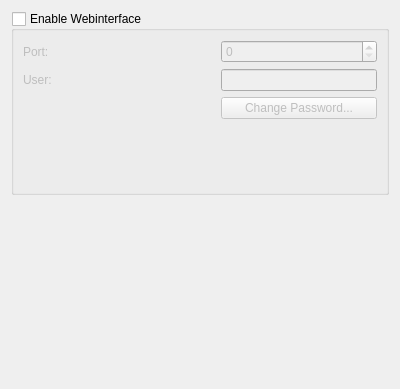
This is conf/dlgwebinterface.ui in KDE/kget as Qt 5 draws it before an edit. The edited form follows.
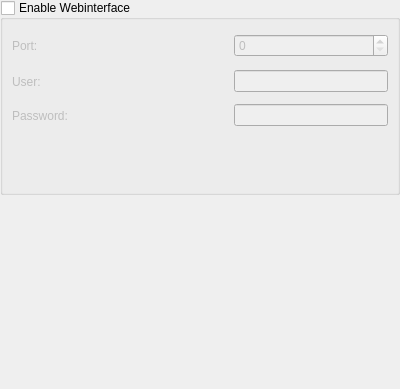
This is the edited form. Custom widgets are drawn as their Qt base class.

Commit message: feature to change password for webinterface

What changed in the file:
```diff
--- a/conf/dlgwebinterface.ui
+++ b/conf/dlgwebinterface.ui
@@ -13,6 +13,21 @@
    <string/>
   </property>
   <layout class="QVBoxLayout" >
+   <property name="spacing" >
+    <number>0</number>
+   </property>
+   <property name="leftMargin" >
+    <number>0</number>
+   </property>
+   <property name="topMargin" >
+    <number>0</number>
+   </property>
+   <property name="rightMargin" >
+    <number>0</number>
+   </property>
+   <property name="bottomMargin" >
+    <number>0</number>
+   </property>
    <item>
     <widget class="QGroupBox" name="kcfg_WebinterfaceEnabled" >
      <property name="title" >
@@ -32,15 +47,15 @@
         </property>
        </widget>
       </item>
-      <item rowspan="2" row="0" column="1" >
+      <item rowspan="3" row="0" column="1" >
        <spacer>
         <property name="orientation" >
          <enum>Qt::Horizontal</enum>
         </property>
         <property name="sizeHint" >
          <size>
-          <width>61</width>
-          <height>51</height>
+          <width>121</width>
+          <height>101</height>
          </size>
         </property>
        </spacer>
@@ -62,34 +77,31 @@
       <item row="1" column="2" >
        <widget class="QLineEdit" name="kcfg_WebinterfaceUser" />
       </item>
-      <item row="2" column="0" colspan="2" >
-       <spacer>
-        <property name="orientation" >
-         <enum>Qt::Horizontal</enum>
+      <item row="2" column="0" >
+       <widget class="QLabel" name="passwordLabel" >
+        <property name="text" >
+         <string>Password:</string>
         </property>
-        <property name="sizeHint" >
-         <size>
-          <width>171</width>
-          <height>20</height>
-         </size>
-        </property>
-       </spacer>
+       </widget>
       </item>
       <item row="2" column="2" >
-       <widget class="QPushButton" name="changePasswordButton" >
-        <property name="text" >
-         <string>Change Password...</string>
+       <widget class="KLineEdit" name="kcfg_WebinterfacePassword" >
+        <property name="showClearButton" stdset="0" >
+         <bool>true</bool>
+        </property>
+        <property name="passwordMode" >
+         <bool>true</bool>
         </property>
        </widget>
       </item>
-      <item row="3" column="0" colspan="2" >
+      <item row="3" column="0" colspan="3" >
        <spacer>
         <property name="orientation" >
          <enum>Qt::Vertical</enum>
         </property>
         <property name="sizeHint" >
          <size>
-          <width>131</width>
+          <width>361</width>
           <height>40</height>
          </size>
         </property>
@@ -113,6 +125,13 @@
    </item>
   </layout>
  </widget>
+ <customwidgets>
+  <customwidget>
+   <class>KLineEdit</class>
+   <extends>QLineEdit</extends>
+   <header>klineedit.h</header>
+  </customwidget>
+ </customwidgets>
  <resources/>
  <connections/>
 </ui>
```
Left out of the diff: 6 changed lines with no effect on the pictures. The commit also changes 3 other files.
